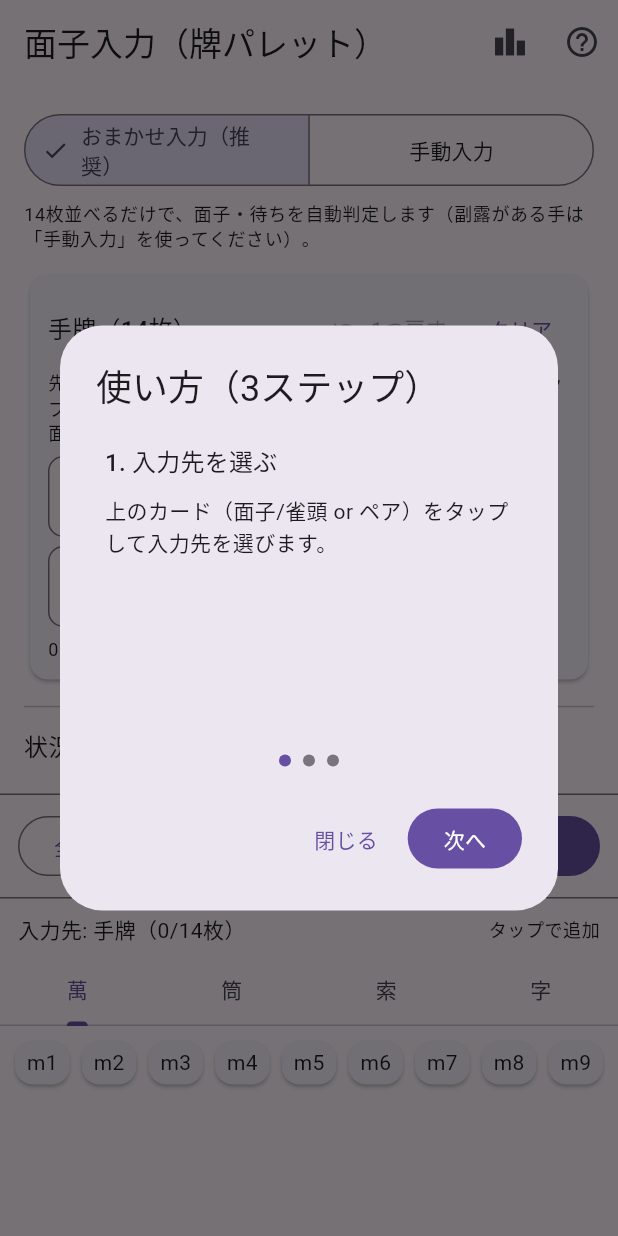
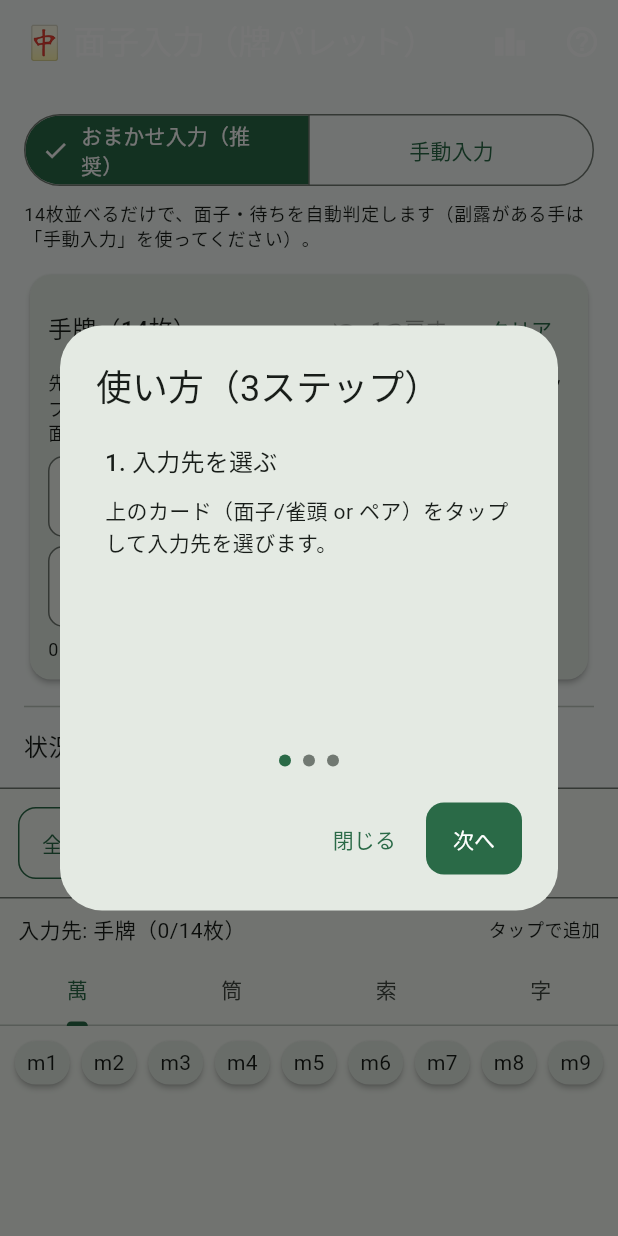
Before and after one commit to m64vckjh49-del/mahjong_score, a Flutter app: the screen it shows after launch, after a tap on the "leaderboard" icon, on a phone screen of 412 x 824 dp. Run offline on Flutter 3.47's test engine with Material 3 defaults, Android fonts, the light colour scheme and no system bars; our stand-ins replace shared_preferences; missing offline and left inert: dart:html.

Commit message:
麻雀らしい緑グラデーションのデザインへ一新
ベース白・アクセント緑をコンセプトに、卓のフェルトをイメージした
グリーン系ブランドカラーを導入。AppBarと主要CTAボタンにグラデー
ションを適用し、単色のMaterialデフォルト配色から脱却した。

- lib/ui_theme.dart を新設し、ColorScheme・AppBarグラデーション・
  GradientButtonをまとめて管理
- 面子入力画面／対局スコア画面のAppBarタイトルに🀄を添え、
  背景をグラデーション化
- 「計算」「対局を開始」ボタンをGradientButtonに置き換え
- PWAメタデータ（manifest.json / index.html）のアプリ名・
  テーマカラー・descriptionを実際のアプリ内容に合わせて更新
- AppBarタイトル変更に伴いwidget_test.dartの期待値を修正

```diff
--- a/lib/main.dart
+++ b/lib/main.dart
@@ -2,6 +2,7 @@ import 'dart:math';
 import 'package:flutter/material.dart';
 import 'package:mahjong_score/meld_input.dart'; // ← ここに追加
 import 'package:mahjong_score/session.dart';
+import 'package:mahjong_score/ui_theme.dart';
 import 'package:mahjong_score/unload_guard.dart';
 
 void main() => runApp(const MyApp());
@@ -114,7 +115,7 @@ class _MyAppState extends State<MyApp> {
   Widget build(BuildContext context) {
     return MaterialApp(
       title: '麻雀点数',
-      theme: ThemeData(useMaterial3: true),
+      theme: buildAppTheme(),
       home: const MeldInputPage(),
     );
   }
--- a/lib/meld_input.dart
+++ b/lib/meld_input.dart
@@ -3,6 +3,7 @@ import 'package:shared_preferences/shared_preferences.dart';
 import 'hand_scoring.dart' as hs;
 import 'hand_decomposition.dart' as hd;
 import 'session_page.dart';
+import 'ui_theme.dart';
 
 // ======== UI用モデル ========
 enum Suit { m, p, s, z }
@@ -1373,8 +1374,9 @@ class _MeldInputPageState extends State<MeldInputPage> with SingleTickerProvider
             OutlinedButton(onPressed: _clearAll, child: const Text('全部クリア')),
             const SizedBox(width: 12),
             Expanded(
-              child: FilledButton(
+              child: GradientButton(
                 onPressed: _calcAndShow,
+                icon: const Icon(Icons.calculate),
                 child: Text('計算（門前: ${_effectiveMenzen ? "はい" : "いいえ"}）'),
               ),
             ),
@@ -1636,7 +1638,10 @@ class _MeldInputPageState extends State<MeldInputPage> with SingleTickerProvider
   Widget build(BuildContext context) {
     return Scaffold(
       appBar: AppBar(
-        title: const Text('面子入力（牌パレット）'),
+        title: const Text('🀄 面子入力（牌パレット）'),
+        backgroundColor: Colors.transparent,
+        foregroundColor: Colors.white,
+        flexibleSpace: const GradientAppBarBackground(),
         actions: [
           IconButton(
             tooltip: '対局スコア（台に1台置いて共有）',
--- a/lib/session_page.dart
+++ b/lib/session_page.dart
@@ -10,6 +10,7 @@
 
 import 'package:flutter/material.dart';
 import 'session.dart';
+import 'ui_theme.dart';
 
 int _firstOther(int n, int exclude) {
   for (var i = 0; i < n; i++) {
@@ -60,7 +61,12 @@ class _SessionPageState extends State<SessionPage> {
   @override
   Widget build(BuildContext context) {
     return Scaffold(
-      appBar: AppBar(title: const Text('対局スコア')),
+      appBar: AppBar(
+        title: const Text('🀄 対局スコア'),
+        backgroundColor: Colors.transparent,
+        foregroundColor: Colors.white,
+        flexibleSpace: const GradientAppBarBackground(),
+      ),
       body: AnimatedBuilder(
         animation: session,
         builder: (context, _) => session.isStarted ? _boardView(context) : _setupView(context),
@@ -116,7 +122,7 @@ class _SessionPageState extends State<SessionPage> {
           onChanged: (v) => setState(() => _umaPreset = v ?? UmaPreset.m5_10),
         ),
         const SizedBox(height: 20),
-        FilledButton(
+        GradientButton(
           onPressed: () {
             final start = int.tryParse(_startCtrl.text) ?? 25000;
             final ret = int.tryParse(_returnCtrl.text) ?? 30000;
@@ -127,6 +133,7 @@ class _SessionPageState extends State<SessionPage> {
               umaPreset: _umaPreset,
             );
           },
+          icon: const Icon(Icons.play_arrow),
           child: const Text('対局を開始'),
         ),
       ],
--- /dev/null
+++ b/lib/ui_theme.dart
@@ -0,0 +1,150 @@
+// lib/ui_theme.dart
+//
+// アプリ全体の見た目（配色・テーマ）をまとめたファイル。
+// 「麻雀っぽい・かっこいい」を目指し、卓の緑（フェルト）をイメージした
+// グリーン基調のブランドカラーを軸に、ベースは白系で見やすさを保ちつつ、
+// AppBarや主要ボタンにはグラデーションでアクセントを付けている。
+import 'package:flutter/material.dart';
+
+/// ブランドカラーの定義。
+class AppPalette {
+  AppPalette._();
+
+  /// Material3のColorSchemeを生成するための基準色（エメラルドグリーン）。
+  static const seed = Color(0xFF15804F);
+
+  /// グラデーションの濃い側（卓の深い緑）。
+  static const gradientStart = Color(0xFF0B5D3B);
+
+  /// グラデーションの明るい側（新緑寄りのエメラルド）。
+  static const gradientEnd = Color(0xFF34B37B);
+
+  /// 画面全体の下地（白ベースにごくわずかに緑を感じさせる色味）。
+  static const background = Color(0xFFF6FBF8);
+}
+
+/// アプリ全体で使うテーマ本体。
+ThemeData buildAppTheme() {
+  final colorScheme = ColorScheme.fromSeed(
+    seedColor: AppPalette.seed,
+    brightness: Brightness.light,
+  );
+
+  return ThemeData(
+    useMaterial3: true,
+    colorScheme: colorScheme,
+    scaffoldBackgroundColor: AppPalette.background,
+    appBarTheme: const AppBarTheme(
+      backgroundColor: AppPalette.gradientStart,
+      foregroundColor: Colors.white,
+      elevation: 0,
+      centerTitle: false,
+    ),
+    cardTheme: CardThemeData(
+      elevation: 1.5,
+      surfaceTintColor: colorScheme.surfaceTint,
+      shape: RoundedRectangleBorder(borderRadius: BorderRadius.circular(14)),
+    ),
+    filledButtonTheme: FilledButtonThemeData(
+      style: FilledButton.styleFrom(
+        backgroundColor: colorScheme.primary,
+        foregroundColor: Colors.white,
+        padding: const EdgeInsets.symmetric(vertical: 14, horizontal: 16),
+        shape: RoundedRectangleBorder(borderRadius: BorderRadius.circular(12)),
+      ),
+    ),
+    outlinedButtonTheme: OutlinedButtonThemeData(
+      style: OutlinedButton.styleFrom(
+        foregroundColor: colorScheme.primary,
+        side: BorderSide(color: colorScheme.primary),
+        padding: const EdgeInsets.symmetric(vertical: 14, horizontal: 16),
+        shape: RoundedRectangleBorder(borderRadius: BorderRadius.circular(12)),
+      ),
+    ),
+    segmentedButtonTheme: SegmentedButtonThemeData(
+      style: SegmentedButton.styleFrom(
+        selectedForegroundColor: Colors.white,
+        selectedBackgroundColor: colorScheme.primary,
+      ),
+    ),
+  );
+}
+
+/// AppBarの`flexibleSpace`に差し込む、卓の緑をイメージしたグラデーション背景。
+class GradientAppBarBackground extends StatelessWidget {
+  const GradientAppBarBackground({super.key});
+
+  @override
+  Widget build(BuildContext context) {
+    return const DecoratedBox(
+      decoration: BoxDecoration(
+        gradient: LinearGradient(
+          begin: Alignment.topLeft,
+          end: Alignment.bottomRight,
+          colors: [AppPalette.gradientStart, AppPalette.gradientEnd],
+        ),
+      ),
+    );
+  }
+}
+
+/// グラデーション背景を持つ、画面の主役アクション用ボタン。
+/// （計算実行・対局開始など、各画面で一番押してほしいボタンにだけ使う）
+class GradientButton extends StatelessWidget {
+  const GradientButton({
+    super.key,
+    required this.onPressed,
+    required this.child,
+    this.icon,
+  });
+
+  final VoidCallback? onPressed;
+  final Widget child;
+  final Widget? icon;
+
+  @override
+  Widget build(BuildContext context) {
+    final disabled = onPressed == null;
+    final disabledColor = Theme.of(context).colorScheme.onSurface.withValues(alpha: 0.38);
+
+    return Ink(
+      decoration: BoxDecoration(
+        gradient: disabled
+            ? null
+            : const LinearGradient(
+                colors: [AppPalette.gradientStart, AppPalette.gradientEnd],
+              ),
+        color: disabled ? Theme.of(context).colorScheme.onSurface.withValues(alpha: 0.12) : null,
+        borderRadius: BorderRadius.circular(12),
+      ),
+      child: InkWell(
+        borderRadius: BorderRadius.circular(12),
+        onTap: onPressed,
+        child: Padding(
+          padding: const EdgeInsets.symmetric(vertical: 14, horizontal: 16),
+          child: DefaultTextStyle.merge(
+            style: TextStyle(
+              color: disabled ? disabledColor : Colors.white,
+              fontWeight: FontWeight.w600,
+              fontSize: 16,
+            ),
+            child: Row(
+              mainAxisAlignment: MainAxisAlignment.center,
+              mainAxisSize: MainAxisSize.min,
+              children: [
+                if (icon != null) ...[
+                  IconTheme(
+                    data: IconThemeData(color: disabled ? disabledColor : Colors.white),
+                    child: icon!,
+                  ),
+                  const SizedBox(width: 8),
+                ],
+                Flexible(child: child),
+              ],
+            ),
+          ),
+        ),
+      ),
+    );
+  }
+}
```
Also changed, not shown: 3 other files.
